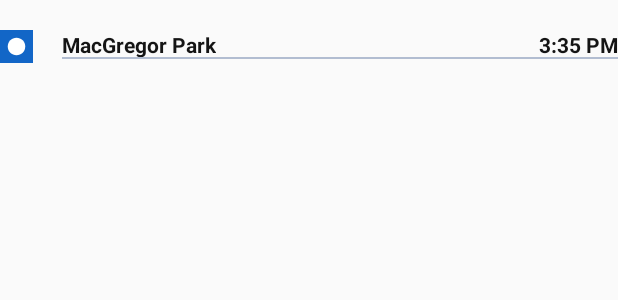
After one commit to HsiangxMinxHsieh/MapMetropia, an Android app: the layout adapter_ic_departure.xml on its own in the app's theme, with its tools: preview values and no code run, on a phone screen of 412 x 824 dp. The commit adds this screen. Shown: the top 300 px of the screen. Run offline under Robolectric (Android 15) with nearby library versions, the phone set to English and light mode, and no system bars.

Commit message:
1.滑動功能全部完成，餘每個不同mode的icAdapter的細節刻劃。

```diff
--- a/app/src/main/java/com/timmy/mapmetropia/base/BaseRecyclerViewDataBindingAdapter.kt
+++ b/app/src/main/java/com/timmy/mapmetropia/base/BaseRecyclerViewDataBindingAdapter.kt
@@ -44,6 +44,8 @@ abstract class BaseRecyclerViewDataBindingAdapter<T>(private val context: Contex
           //            return 0;
           return super.getItemViewType(position)
      }
+
+     fun getItemData(position: Int) = list[position]
 
      inner class ViewHolder(var binding: ViewDataBinding) : androidx.recyclerview.widget.RecyclerView.ViewHolder(binding.root) {
           init {
--- /dev/null
+++ b/app/src/main/res/layout/adapter_ic_departure.xml
@@ -0,0 +1,67 @@
+<?xml version="1.0" encoding="utf-8"?>
+<layout xmlns:android="http://schemas.android.com/apk/res/android"
+    xmlns:app="http://schemas.android.com/apk/res-auto">
+
+    <androidx.constraintlayout.widget.ConstraintLayout
+        android:layout_marginTop="16dp"
+        android:layout_width="match_parent"
+        android:layout_height="wrap_content">
+
+        <ImageView
+            android:id="@+id/iv_title"
+            android:layout_width="0dp"
+            android:layout_height="0dp"
+            android:layout_marginTop="4dp"
+            android:layout_marginBottom="2dp"
+            android:background="@color/theme_blue"
+            android:padding="4dp"
+            android:src="@drawable/ic_departure_marker"
+            app:layout_constraintBottom_toBottomOf="parent"
+            app:layout_constraintDimensionRatio="1"
+            app:layout_constraintStart_toStartOf="parent"
+            app:layout_constraintTop_toTopOf="parent"
+            app:layout_constraintWidth_percent="0.0533333" />
+
+        <androidx.constraintlayout.widget.ConstraintLayout
+            android:layout_width="0dp"
+            android:layout_height="wrap_content"
+            app:layout_constraintBottom_toBottomOf="parent"
+            app:layout_constraintEnd_toEndOf="parent"
+            app:layout_constraintHorizontal_bias="1"
+            app:layout_constraintStart_toEndOf="@id/iv_title"
+            app:layout_constraintTop_toTopOf="parent"
+            app:layout_constraintWidth_percent="0.9">
+
+            <TextView
+                android:id="@+id/tv_departure_name"
+                android:layout_width="wrap_content"
+                android:layout_height="wrap_content"
+                android:text="MacGregor Park"
+                android:textColor="@color/txt_dark"
+                android:textStyle="bold"
+                app:layout_constraintBottom_toBottomOf="parent"
+                app:layout_constraintStart_toStartOf="parent"
+                app:layout_constraintTop_toTopOf="parent" />
+
+            <TextView
+                android:id="@+id/tv_start_time"
+                android:layout_width="wrap_content"
+                android:layout_height="wrap_content"
+                android:text="3:35 PM"
+                android:textColor="@color/txt_dark"
+                android:textStyle="bold"
+                app:layout_constraintBottom_toBottomOf="parent"
+                app:layout_constraintEnd_toEndOf="parent"
+                app:layout_constraintTop_toTopOf="parent" />
+
+            <View
+                android:layout_width="match_parent"
+                android:layout_height="1dp"
+                android:background="@color/gray"
+                app:layout_constraintBottom_toBottomOf="parent" />
+
+        </androidx.constraintlayout.widget.ConstraintLayout>
+
+
+    </androidx.constraintlayout.widget.ConstraintLayout>
+</layout>
--- a/app/src/main/res/layout/fragment_maps.xml
+++ b/app/src/main/res/layout/fragment_maps.xml
@@ -116,6 +116,7 @@
             <LinearLayout
                 android:id="@+id/ll_buy"
                 android:layout_width="0dp"
+                android:layout_marginStart="15dp"
                 android:layout_height="0dp"
                 android:background="@color/light_green"
                 android:gravity="center"
@@ -198,6 +199,7 @@
                 android:id="@+id/ll_start_trip"
                 android:layout_width="0dp"
                 android:layout_height="0dp"
+                android:layout_marginEnd="15dp"
                 android:background="@color/theme_blue"
                 android:gravity="center"
                 android:orientation="horizontal"
--- a/app/src/main/res/values/themes.xml
+++ b/app/src/main/res/values/themes.xml
@@ -1,6 +1,6 @@
 <resources xmlns:tools="http://schemas.android.com/tools">
     <!-- Base application theme. -->
-    <style name="Theme.MapMetropia" parent="Theme.MaterialComponents.DayNight.NoActionBar">
+    <style name="Theme.MapMetropia" parent="Theme.AppCompat.Light.DarkActionBar">
 
         <!-- Primary brand color. -->
         <item name="colorPrimary">@color/purple_500</item>
```
Also changed, not shown: app/src/main/java/com/timmy/mapmetropia/tab/MapsFragment.kt (+137 -59 lines), app/src/main/java/com/timmy/mapmetropia/util/Utils.kt (+8 -1 lines), app/src/main/res/layout/adapter_bottom_journey_detail.xml (+23 -0 lines), app/src/main/res/layout/adapter_ic_bus.xml (added, +47 -0 lines), app/src/main/res/layout/adapter_ic_destination.xml (added, +61 -0 lines), app/src/main/res/layout/adapter_ic_tram.xml (added, +47 -0 lines), app/src/main/res/layout/adapter_ic_walk.xml (added, +47 -0 lines), app/src/main/res/layout/fragment_bottom_sheet.xml (+27 -5 lines).
